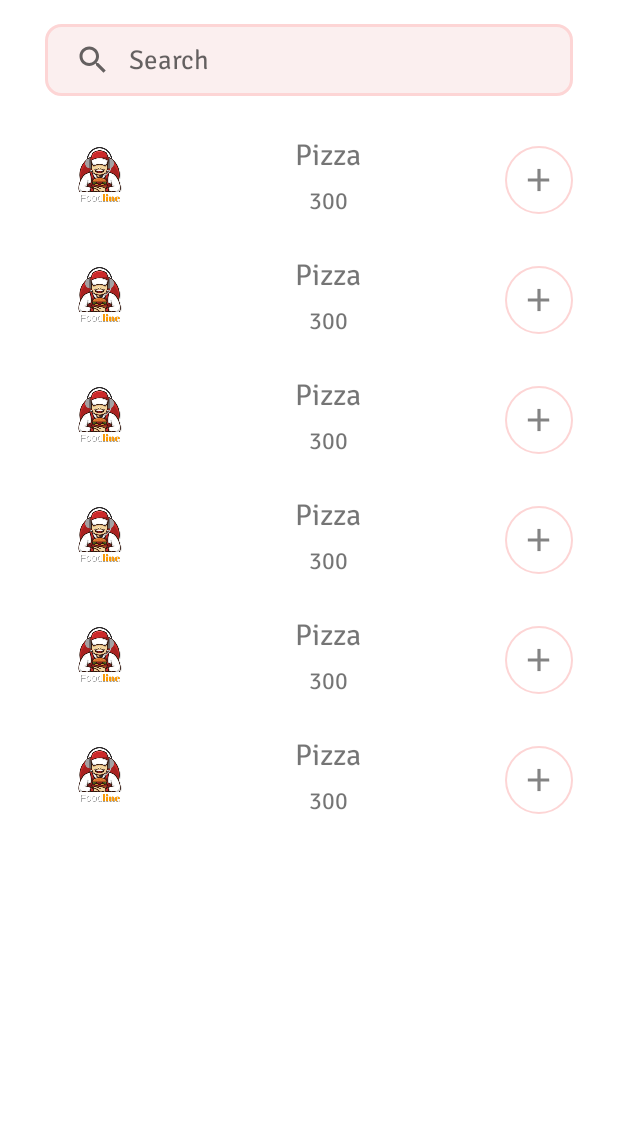
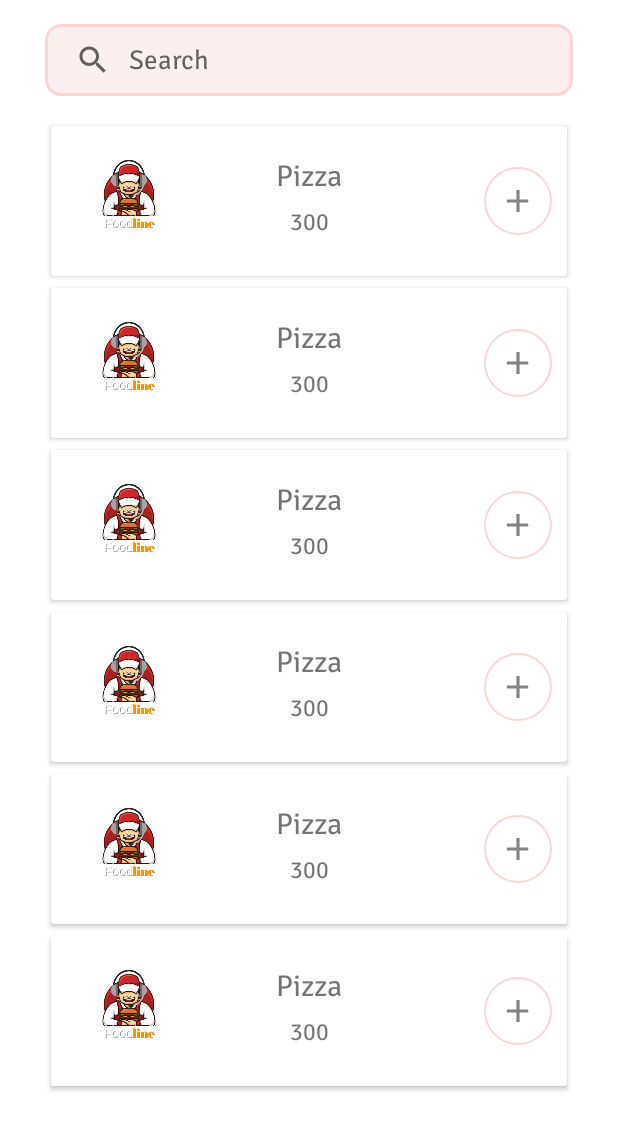
Before and after one commit to i-shivamsoni/FoodLine, an Android app: the layout fragment_menu.xml on its own in the app's theme, with its tools: preview values and no code run, on a phone screen of 412 x 824 dp. Shown: the top 1130 px of the screen. Run offline under Robolectric (Android 15) with nearby library versions, the light colour scheme and no system bars.

```diff
--- a/app/src/main/java/com/example/foodline/ui/BaseActivity.java
+++ b/app/src/main/java/com/example/foodline/ui/BaseActivity.java
@@ -48,7 +48,7 @@ public class BaseActivity extends AppCompatActivity {
     private void showFilterAlertDialog() {
         AlertDialog.Builder alertDialog = new AlertDialog.Builder(this, R.style.MaterialThemeDialog);
 
-        String items[] = {"None", "Bevarages", "Chinese", "Desert"};
+        String[] items = {"None", "Bevarages", "Chinese", "Desert"};
         int checkedItem = 0;
         alertDialog.setTitle("Filter");
         alertDialog.setSingleChoiceItems(items, checkedItem, (dialog, which) -> {
--- a/app/src/main/res/layout/food_menu_item_layout.xml
+++ b/app/src/main/res/layout/food_menu_item_layout.xml
@@ -9,9 +9,18 @@
             type="com.example.foodline.model.MenuItem" />
     </data>
 
+    <androidx.cardview.widget.CardView
+        android:layout_width="match_parent"
+        android:layout_height="100dp"
+        android:layout_margin="4dp"
+        android:clickable="true"
+        android:focusable="true">
+
     <androidx.constraintlayout.widget.ConstraintLayout
+        android:id="@+id/menu_item_layout"
         android:layout_width="match_parent"
-        android:layout_height="80dp"
+        android:layout_height="match_parent"
+        android:paddingHorizontal="10dp"
         android:clickable="true"
         android:focusable="true"
         android:background="@drawable/ripple_effect_recycler_view">
@@ -21,7 +30,7 @@
             android:layout_width="wrap_content"
             android:layout_height="wrap_content"
             android:orientation="vertical"
-            app:layout_constraintGuide_percent="0.2" />
+            app:layout_constraintGuide_percent="0.25" />
 
         <androidx.constraintlayout.widget.Guideline
             android:id="@+id/guideline3"
@@ -33,7 +42,7 @@
         <ImageView
             android:id="@+id/menu_item_image"
             android:layout_width="0dp"
-            android:layout_height="wrap_content"
+            android:layout_height="0dp"
             android:scaleType="centerCrop"
             tools:src="@drawable/ic_logo"
             app:layout_constraintBottom_toBottomOf="parent"
@@ -42,14 +51,14 @@
             app:layout_constraintTop_toTopOf="parent" />
 
         <TextView
-            android:id="@+id/menu_item_name"
+            android:id="@+id/menu_item_name_and_price"
             android:layout_width="wrap_content"
             android:layout_height="wrap_content"
             android:layout_marginBottom="4dp"
             android:textSize="20sp"
             app:layout_constraintBottom_toTopOf="@+id/guideline3"
-            app:layout_constraintEnd_toStartOf="@+id/add_icon_btn"
-            app:layout_constraintStart_toStartOf="@+id/guideline2"
+            app:layout_constraintEnd_toEndOf="parent"
+            app:layout_constraintStart_toStartOf="parent"
             tools:text="Pizza" />
 
         <TextView
@@ -58,8 +67,8 @@
             android:layout_height="wrap_content"
             android:layout_marginTop="4dp"
             android:textSize="16sp"
-            app:layout_constraintEnd_toEndOf="@+id/menu_item_name"
-            app:layout_constraintStart_toStartOf="@+id/menu_item_name"
+            app:layout_constraintEnd_toEndOf="@+id/menu_item_name_and_price"
+            app:layout_constraintStart_toStartOf="@+id/menu_item_name_and_price"
             app:layout_constraintTop_toTopOf="@+id/guideline3"
             tools:text="300" />
 
@@ -78,4 +87,5 @@
             app:lottie_rawRes="@raw/ic_add_lottie" />
 
     </androidx.constraintlayout.widget.ConstraintLayout>
+    </androidx.cardview.widget.CardView>
 </layout>
--- a/app/src/main/res/layout/fragment_menu.xml
+++ b/app/src/main/res/layout/fragment_menu.xml
@@ -28,13 +28,14 @@
             android:layout_height="0dp"
             android:paddingVertical="16dp"
             android:clipToPadding="false"
-            app:layoutManager="androidx.recyclerview.widget.LinearLayoutManager"
+            app:layoutManager="androidx.recyclerview.widget.GridLayoutManager"
+            app:spanCount="1"
             app:layout_constraintBottom_toBottomOf="parent"
             app:layout_constraintEnd_toEndOf="parent"
             app:layout_constraintStart_toStartOf="parent"
             app:layout_constraintTop_toBottomOf="@+id/searchView"
-            tools:itemCount="20"
-            tools:listitem="@layout/food_menu_item_layout" />
+            tools:listitem="@layout/food_menu_item_layout"
+            tools:itemCount="20"/>
 
 
 
--- a/app/src/main/res/values/colors.xml
+++ b/app/src/main/res/values/colors.xml
@@ -14,13 +14,14 @@
     <color name="app_back_tint">#FDD5D5</color>
     <color name="app_back_dark">#c73f46</color>
     <color name="app_back_light">#ffa39f</color>
+    <color name="app_back_tint_light">#FBEFEF</color>
 
     <color name="accent">#40ffac</color>
     <color name="accent_dark">#00cb7c</color>
     <color name="accent_light">#83ffde</color>
 
     <color name="gray">#838383</color>
+    <color name="gray_tint">#DCDCDC</color>
 
     <color name="mtrl_textinput_default_box_stroke_color" tools:override="true">@color/gray</color>
-    <color name="app_back_tint_light">#FBEFEF</color>
 </resources>
```
Also changed, not shown: app/src/main/java/com/example/foodline/ui/MenuFragment.java (+36 -9 lines), app/src/main/java/com/example/foodline/ui/MenuItemAdapter.java (+9 -9 lines), app/src/main/res/layout/menu_item_bottom_sheet_layout.xml (added, +67 -0 lines).
